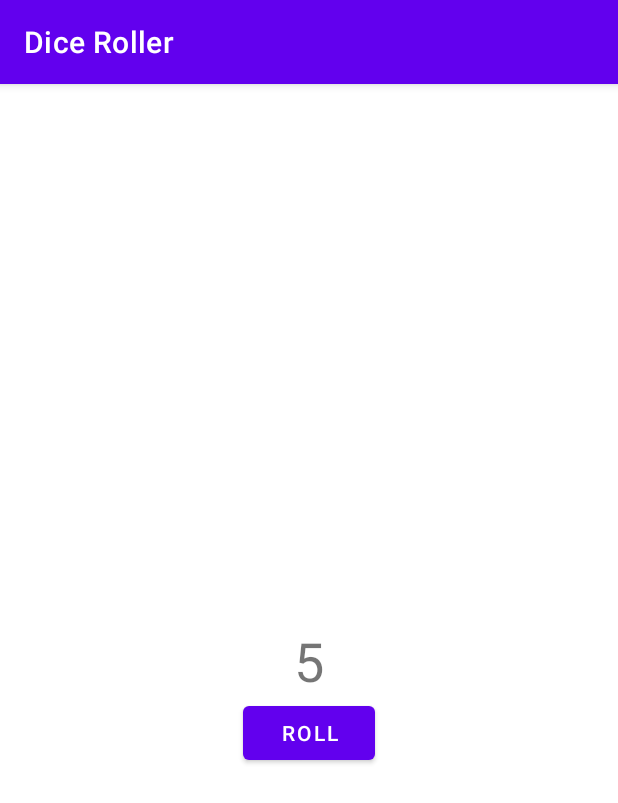
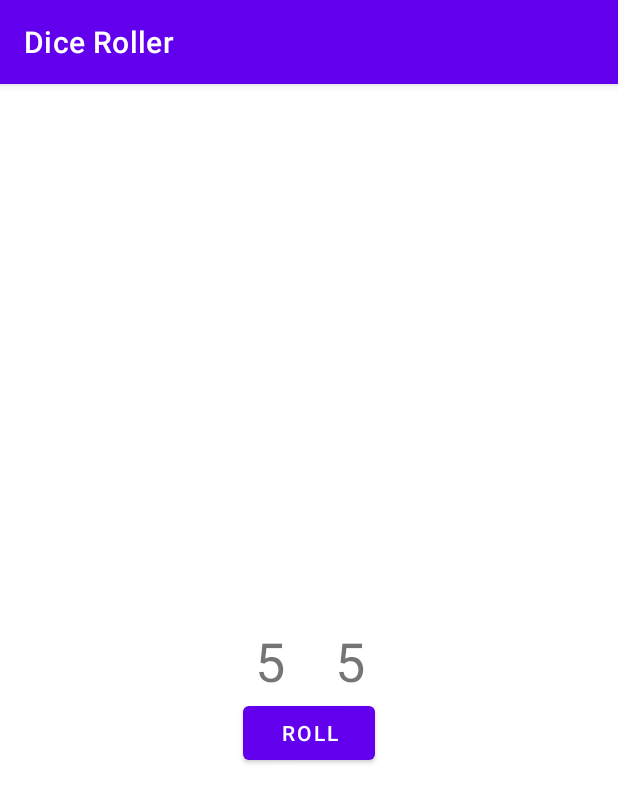
Before and after one commit to Xsufu/Dice_Roller, an Android app: the screen it shows after launch (MainActivity), after a tap on "ROLL", on a phone screen of 412 x 824 dp. Shown: the top 803 px of the screen. Run offline under Robolectric (Android 15) with nearby library versions, the phone set to English and light mode, and no system bars.

Commit message:
Добавлен второй кубик

```diff
--- a/app/src/main/java/com/example/diceroller/MainActivity.kt
+++ b/app/src/main/java/com/example/diceroller/MainActivity.kt
@@ -24,14 +24,20 @@ class MainActivity : AppCompatActivity() {
      * Бросок костей и вывод результата на экран
      */
     private fun rollDice() {
-        //Создаём кубик с шестью сторонами
-        val dice = Dice(6)
-        //Бросаем кубик
-        val diceRoll = dice.roll()
-        //Указываем на место вывода результата
-        val resultTextView: TextView = findViewById(R.id.textView)
-        //Выводим результат на экран
-        resultTextView.text = diceRoll.toString()
+        //Создаём первый кубик с шестью сторонами
+        val firstDice = Dice(6)
+        //Создаём второй кубик с шестью сторонами
+        val secondDice = Dice(6)
+        //Бросаем кубики
+        val firstDiceRoll = firstDice.roll()
+        val secondDiceRoll = secondDice.roll()
+        //Находим место вывода первого результата
+        val resultTextView1: TextView = findViewById(R.id.textView)
+        //Находиме место вывода второго результата
+        val resultTextView2: TextView = findViewById(R.id.textView2)
+        //Выводим результаты на экран
+        resultTextView1.text = firstDiceRoll.toString()
+        resultTextView2.text = secondDiceRoll.toString()
     }
 }
 
--- a/app/src/main/res/layout/activity_main.xml
+++ b/app/src/main/res/layout/activity_main.xml
@@ -12,10 +12,23 @@
         android:layout_height="wrap_content"
         android:textSize="36sp"
         app:layout_constraintBottom_toBottomOf="parent"
+        app:layout_constraintHorizontal_bias="0.434"
         app:layout_constraintLeft_toLeftOf="parent"
         app:layout_constraintRight_toRightOf="parent"
         app:layout_constraintTop_toTopOf="parent"
         tools:text="1" />
+
+    <TextView
+        android:id="@+id/textView2"
+        android:layout_width="wrap_content"
+        android:layout_height="wrap_content"
+        android:textSize="36sp"
+        app:layout_constraintBottom_toBottomOf="parent"
+        app:layout_constraintEnd_toEndOf="parent"
+        app:layout_constraintHorizontal_bias="0.57"
+        app:layout_constraintStart_toStartOf="parent"
+        app:layout_constraintTop_toTopOf="parent"
+        tools:text="2" />
 
     <Button
         android:id="@+id/button"
```
